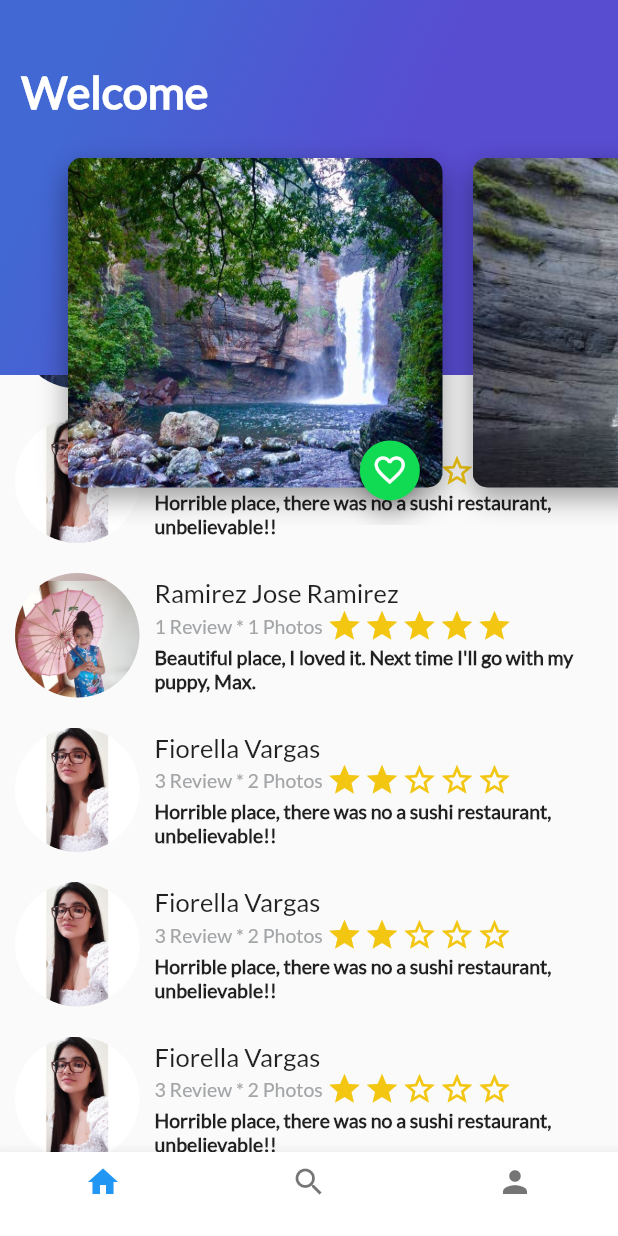
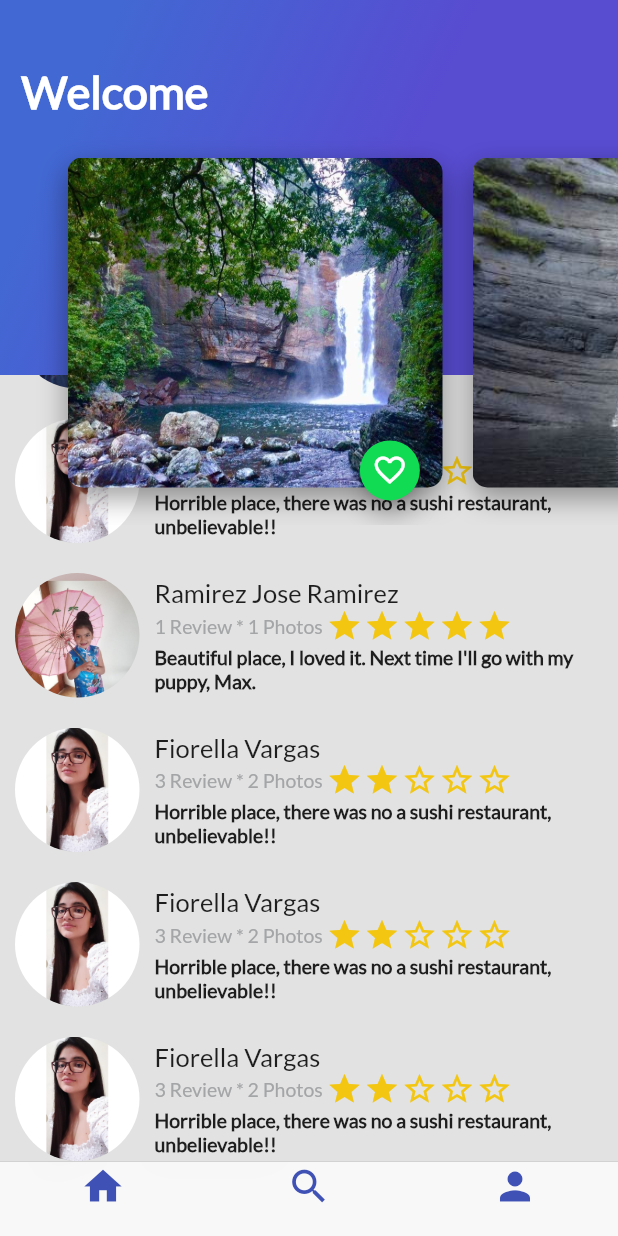
Before and after one commit to Pirris-Salas/FlutterAvanzado, a Flutter app: the screen it shows after launch, scrolled down 475 dp, on a phone screen of 412 x 824 dp. Run offline on Flutter 3.47's test engine with Material 2 defaults, Android fonts, the phone set to English and light mode, and no system bars; statements that could not run were skipped.

Commit message:
Agregamos un BottomNavigationView al estilo de cupertino

```diff
--- a/lib/main.dart
+++ b/lib/main.dart
@@ -2,6 +2,7 @@ import 'package:flutter/services.dart';
 import 'package:flutter/cupertino.dart';
 import 'package:flutter/material.dart';
 import 'package:flutter/rendering.dart';
+import 'package:my_trips_flutter_app/platzi_trips_cupertino.dart';
 import 'platzi_trips.dart';
 
 void main() {
@@ -42,7 +43,7 @@ class MyApp extends StatelessWidget {
         // closer together (more dense) than on mobile platforms.
         visualDensity: VisualDensity.adaptivePlatformDensity,
       ),
-      home: PlatziTrips(),
+      home: PlatziTripsCupertino(),
 
       );//MyHomePage(title: 'Flutter Demo Home Page'),
   }
--- /dev/null
+++ b/lib/platzi_trips_cupertino.dart
@@ -0,0 +1,56 @@
+import 'package:flutter/material.dart';
+import 'package:flutter/cupertino.dart';
+import 'package:my_trips_flutter_app/home_trips.dart';
+import 'package:my_trips_flutter_app/profile_trips.dart';
+import 'package:my_trips_flutter_app/search_trips.dart';
+
+class PlatziTripsCupertino extends StatelessWidget {
+  @override
+  Widget build(BuildContext context) {
+   return Scaffold(
+
+     bottomNavigationBar: CupertinoTabScaffold(
+         tabBar: CupertinoTabBar(
+             items: [
+               BottomNavigationBarItem(
+                 icon: Icon(Icons.home, color: Colors.indigo,),
+                 title: Text(""),
+               ),
+
+               BottomNavigationBarItem(
+                 icon: Icon(Icons.search, color: Colors.indigo,),
+                 title: Text(""),
+               ),
+
+               BottomNavigationBarItem(
+                 icon: Icon(Icons.person, color: Colors.indigo,),
+                 title: Text(""),
+               ),
+             ],
+         ),
+         tabBuilder: (BuildContext context, int index){
+           switch (index){
+             case 0:
+               return CupertinoTabView(
+                 builder: (BuildContext context) => HomeTrips(),
+               );
+               break;
+
+             case 1:
+               return CupertinoTabView(
+                 builder: (BuildContext context) => SearchTrips(),
+               );
+               break;
+
+             case 2:
+               return CupertinoTabView(
+                 builder: (BuildContext context) => ProfileTrips(),
+               );
+               break;
+           }
+         },
+     ),
+   );
+  }
+
+}
```
